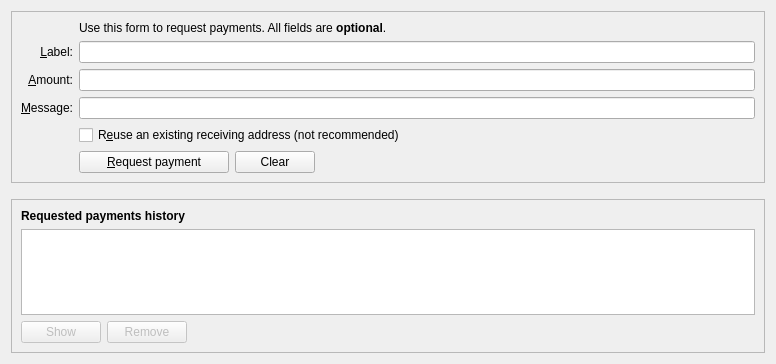
First picture: the form in src/qt/forms/receivecoinsdialog.ui, repository beetledev/Wallet, before the edit.
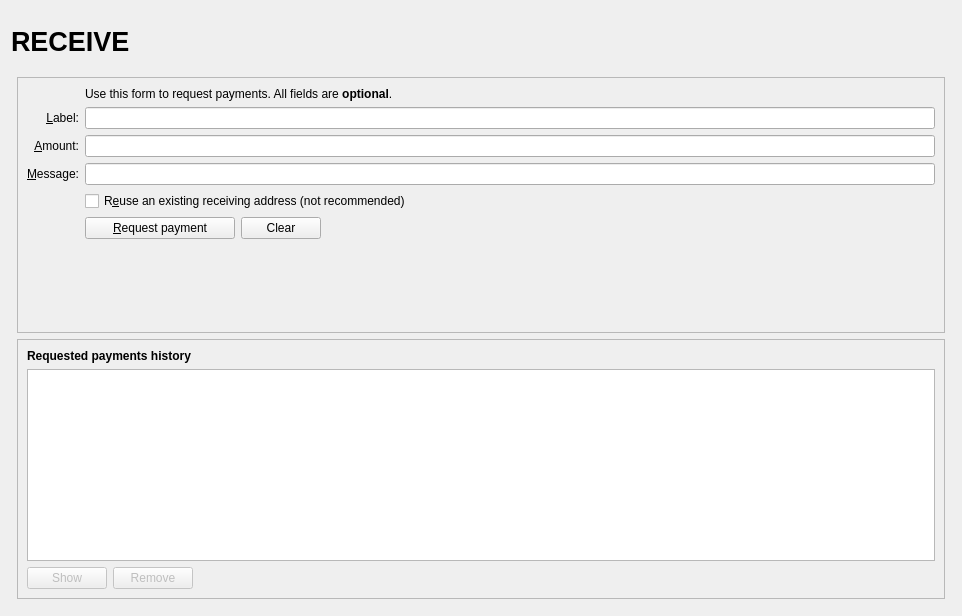
Second picture: the form after the edit. Icons and pictures are not drawn. Custom widgets are drawn as their Qt base class.

```diff
--- a/src/qt/forms/receivecoinsdialog.ui
+++ b/src/qt/forms/receivecoinsdialog.ui
@@ -6,11 +6,119 @@
    <rect>
     <x>0</x>
     <y>0</y>
-    <width>776</width>
-    <height>364</height>
+    <width>962</width>
+    <height>616</height>
    </rect>
   </property>
-  <layout class="QVBoxLayout" name="verticalLayout" stretch="0,0,1">
+  <layout class="QVBoxLayout" name="verticalLayout" stretch="0">
+   <item>
+    <layout class="QVBoxLayout" name="verticalLayout_Master" stretch="0,1">
+     <property name="spacing">
+      <number>0</number>
+     </property>
+     <item>
+      <widget class="QFrame" name="frame_Header">
+       <layout class="QVBoxLayout" name="verticalLayout_8">
+        <property name="leftMargin">
+         <number>0</number>
+        </property>
+        <property name="topMargin">
+         <number>0</number>
+        </property>
+        <property name="rightMargin">
+         <number>0</number>
+        </property>
+        <property name="bottomMargin">
+         <number>0</number>
+        </property>
+        <item>
+         <layout class="QHBoxLayout" name="horizontalLayout_Header" stretch="1,0,1">
+          <item>
+           <widget class="QLabel" name="labelOverviewHeaderLeft">
+            <property name="minimumSize">
+             <size>
+              <width>464</width>
+              <height>60</height>
+             </size>
+            </property>
+            <property name="maximumSize">
+             <size>
+              <width>16777215</width>
+              <height>60</height>
+             </size>
+            </property>
+            <property name="font">
+             <font>
+              <pointsize>20</pointsize>
+              <weight>75</weight>
+              <bold>true</bold>
+             </font>
+            </property>
+            <property name="text">
+             <string>RECEIVE</string>
+            </property>
+           </widget>
+          </item>
+          <item>
+           <spacer name="horizontalSpacer_3">
+            <property name="orientation">
+             <enum>Qt::Horizontal</enum>
+            </property>
+            <property name="sizeHint" stdset="0">
+             <size>
+              <width>40</width>
+              <height>20</height>
+             </size>
+            </property>
+           </spacer>
+          </item>
+          <item>
+           <widget class="QLabel" name="labelOverviewHeaderRight">
+            <property name="minimumSize">
+             <size>
+              <width>464</width>
+              <height>60</height>
+             </size>
+            </property>
+            <property name="maximumSize">
+             <size>
+              <width>16777215</width>
+              <height>60</height>
+             </size>
+            </property>
+            <property name="font">
+             <font>
+              <pointsize>14</pointsize>
+             </font>
+            </property>
+            <property name="text">
+             <string/>
+            </property>
+            <property name="alignment">
+             <set>Qt::AlignRight|Qt::AlignTrailing|Qt::AlignVCenter</set>
+            </property>
+           </widget>
+          </item>
+         </layout>
+        </item>
+       </layout>
+      </widget>
+     </item>
+     <item>
+      <widget class="QFrame" name="frame_BG">
+       <layout class="QVBoxLayout" name="verticalLayout_5">
+        <property name="leftMargin">
+         <number>6</number>
+        </property>
+        <property name="topMargin">
+         <number>6</number>
+        </property>
+        <property name="rightMargin">
+         <number>6</number>
+        </property>
+        <property name="bottomMargin">
+         <number>6</number>
+        </property>
    <item>
     <widget class="QFrame" name="frame2">
      <property name="sizePolicy">
@@ -184,30 +292,23 @@
           </item>
          </layout>
         </item>
-        <item row="8" column="0">
-         <widget class="QLabel" name="label_7">
-          <property name="text">
-           <string/>
-          </property>
-         </widget>
-        </item>
-       </layout>
-      </item>
-     </layout>
-    </widget>
-   </item>
-   <item>
-    <spacer name="verticalSpacer_2">
+             <item row="9" column="2">
+              <spacer name="verticalSpacer">
      <property name="orientation">
       <enum>Qt::Vertical</enum>
      </property>
      <property name="sizeHint" stdset="0">
       <size>
        <width>20</width>
-       <height>10</height>
+                 <height>40</height>
       </size>
      </property>
     </spacer>
+             </item>
+            </layout>
+           </item>
+          </layout>
+         </widget>
    </item>
    <item>
     <widget class="QFrame" name="frame">
@@ -346,6 +447,11 @@
       </item>
      </layout>
     </widget>
+        </item>
+       </layout>
+      </widget>
+     </item>
+    </layout>
    </item>
   </layout>
  </widget>
```
Left out of the diff: 7 changed lines with no effect on the pictures. Lines whose indentation alone changed are shown as unchanged.
